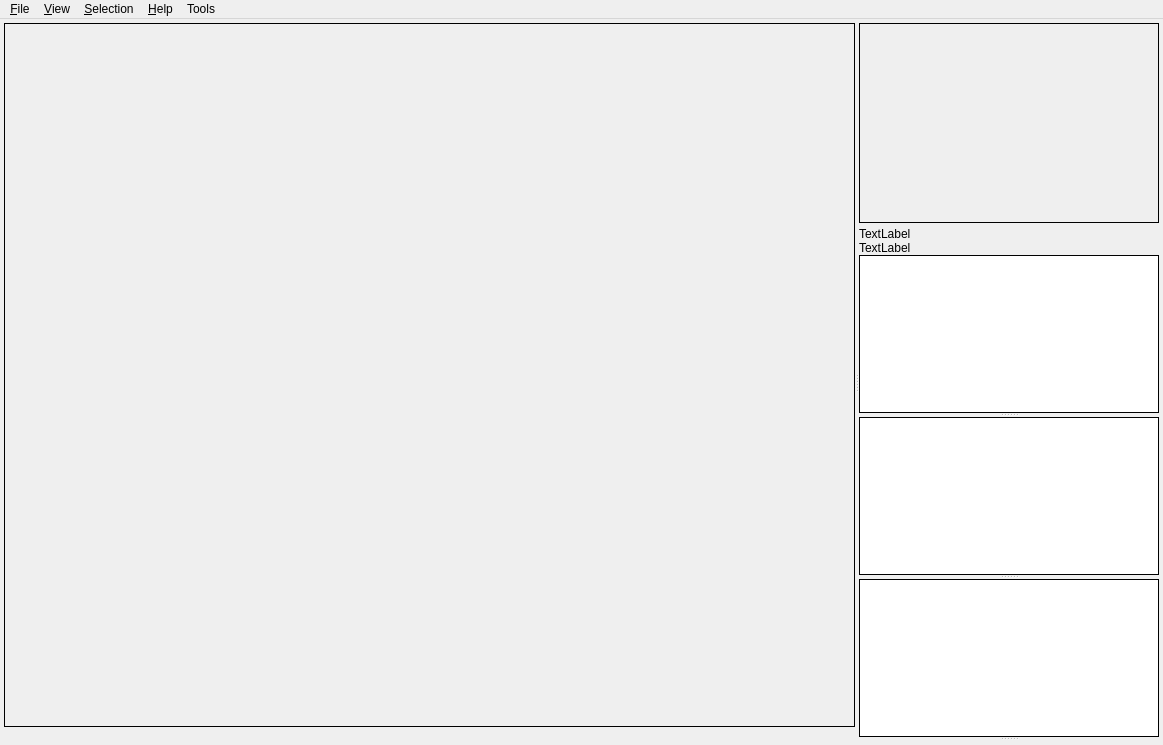
Before: the Qt Designer form src/saisieQT/ui/saisieQT_window.ui in micmacIGN/micmac, drawn with Qt 5.
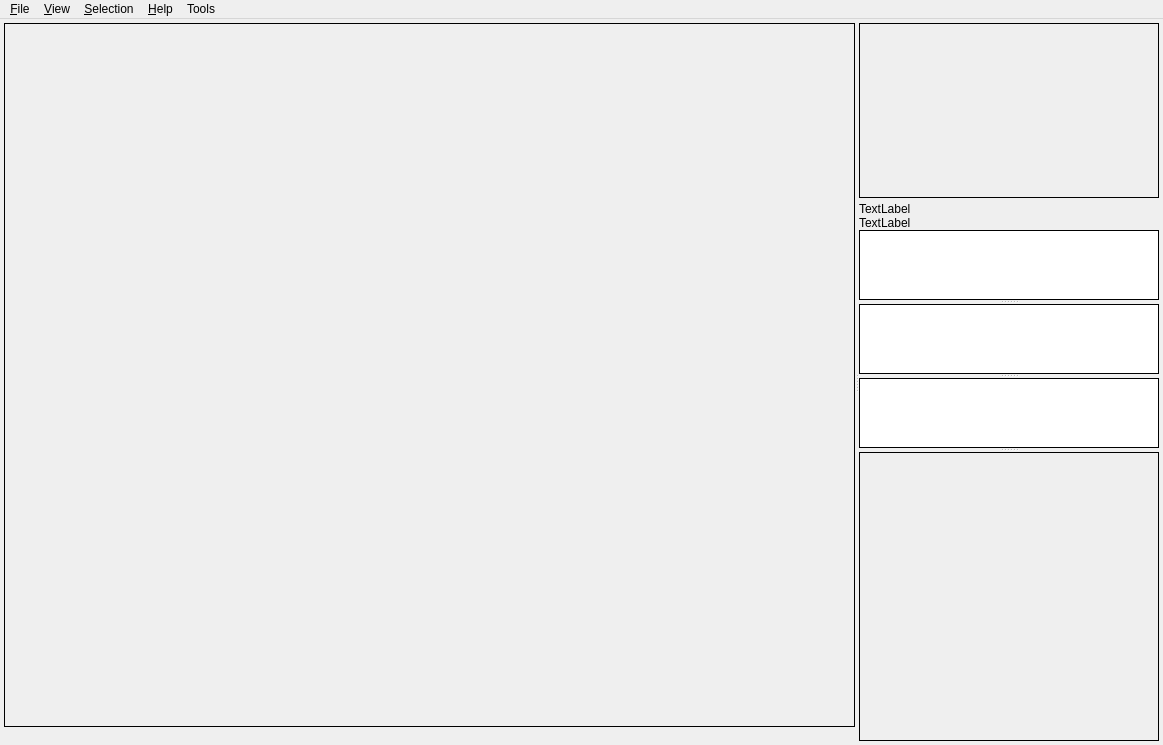
After: the same form once the commit is applied. Icons and pictures are not drawn.

Commit message: SaisieQT : stretch

The edit to the form file:
```diff
--- a/src/saisieQT/ui/saisieQT_window.ui
+++ b/src/saisieQT/ui/saisieQT_window.ui
@@ -137,7 +137,7 @@
       </widget>
       <widget class="QSplitter" name="splitter_Tools">
        <property name="sizePolicy">
-        <sizepolicy hsizetype="Preferred" vsizetype="Expanding">
+        <sizepolicy hsizetype="Preferred" vsizetype="Preferred">
          <horstretch>0</horstretch>
          <verstretch>0</verstretch>
         </sizepolicy>
@@ -152,7 +152,7 @@
         <property name="sizePolicy">
          <sizepolicy hsizetype="Preferred" vsizetype="Preferred">
           <horstretch>0</horstretch>
-          <verstretch>0</verstretch>
+          <verstretch>1</verstretch>
          </sizepolicy>
         </property>
         <property name="frameShape">
@@ -161,7 +161,7 @@
         <property name="frameShadow">
          <enum>QFrame::Raised</enum>
         </property>
-        <layout class="QVBoxLayout" name="verticalLayout_4">
+        <layout class="QVBoxLayout" name="verticalLayout_4" stretch="1,3">
          <property name="spacing">
           <number>2</number>
          </property>
@@ -182,13 +182,13 @@
            <property name="sizePolicy">
             <sizepolicy hsizetype="Preferred" vsizetype="Preferred">
              <horstretch>0</horstretch>
-             <verstretch>0</verstretch>
+             <verstretch>1</verstretch>
             </sizepolicy>
            </property>
            <property name="minimumSize">
             <size>
              <width>300</width>
-             <height>200</height>
+             <height>175</height>
             </size>
            </property>
            <property name="maximumSize">
@@ -213,13 +213,19 @@
          </item>
          <item>
           <widget class="QFrame" name="frame">
+           <property name="sizePolicy">
+            <sizepolicy hsizetype="Preferred" vsizetype="Preferred">
+             <horstretch>0</horstretch>
+             <verstretch>2</verstretch>
+            </sizepolicy>
+           </property>
            <property name="frameShape">
             <enum>QFrame::NoFrame</enum>
            </property>
            <property name="frameShadow">
             <enum>QFrame::Plain</enum>
            </property>
-           <layout class="QVBoxLayout" name="verticalLayout">
+           <layout class="QVBoxLayout" name="verticalLayout" stretch="0,0,0">
             <property name="spacing">
              <number>0</number>
             </property>
@@ -287,10 +293,22 @@
             </item>
             <item>
              <widget class="QSplitter" name="splitter">
+              <property name="sizePolicy">
+               <sizepolicy hsizetype="Preferred" vsizetype="Preferred">
+                <horstretch>0</horstretch>
+                <verstretch>1</verstretch>
+               </sizepolicy>
+              </property>
               <property name="orientation">
                <enum>Qt::Vertical</enum>
               </property>
               <widget class="QTableView" name="tableView_Objects">
+               <property name="sizePolicy">
+                <sizepolicy hsizetype="Preferred" vsizetype="Preferred">
+                 <horstretch>0</horstretch>
+                 <verstretch>0</verstretch>
+                </sizepolicy>
+               </property>
                <property name="frameShape">
                 <enum>QFrame::Box</enum>
                </property>
@@ -305,6 +323,12 @@
                </attribute>
               </widget>
               <widget class="QTableView" name="tableView_PG">
+               <property name="sizePolicy">
+                <sizepolicy hsizetype="Preferred" vsizetype="Preferred">
+                 <horstretch>0</horstretch>
+                 <verstretch>0</verstretch>
+                </sizepolicy>
+               </property>
                <property name="mouseTracking">
                 <bool>false</bool>
                </property>
@@ -325,6 +349,12 @@
                </attribute>
               </widget>
               <widget class="QTableView" name="tableView_Images">
+               <property name="sizePolicy">
+                <sizepolicy hsizetype="Preferred" vsizetype="Preferred">
+                 <horstretch>0</horstretch>
+                 <verstretch>0</verstretch>
+                </sizepolicy>
+               </property>
                <property name="frameShape">
                 <enum>QFrame::Box</enum>
                </property>
@@ -349,7 +379,7 @@
         <property name="sizePolicy">
          <sizepolicy hsizetype="Preferred" vsizetype="Preferred">
           <horstretch>0</horstretch>
-          <verstretch>20</verstretch>
+          <verstretch>35</verstretch>
          </sizepolicy>
         </property>
         <property name="minimumSize">
```
Left out of the diff: 3 changed lines with no effect on the pictures. The commit also changes 1 other file.
